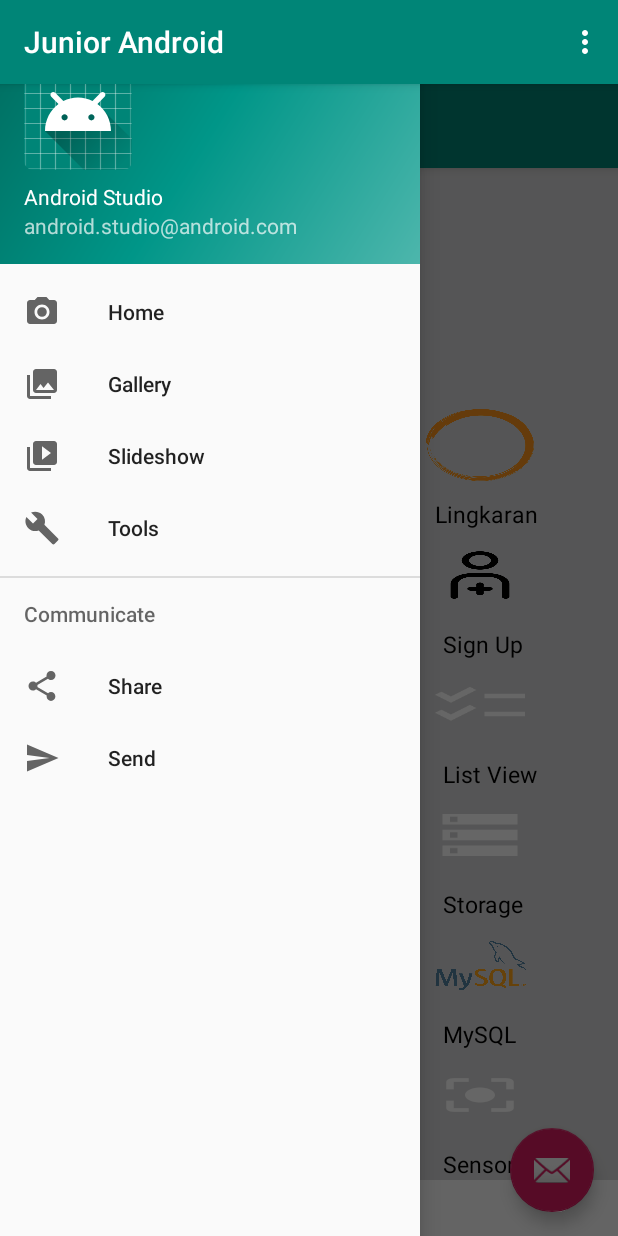
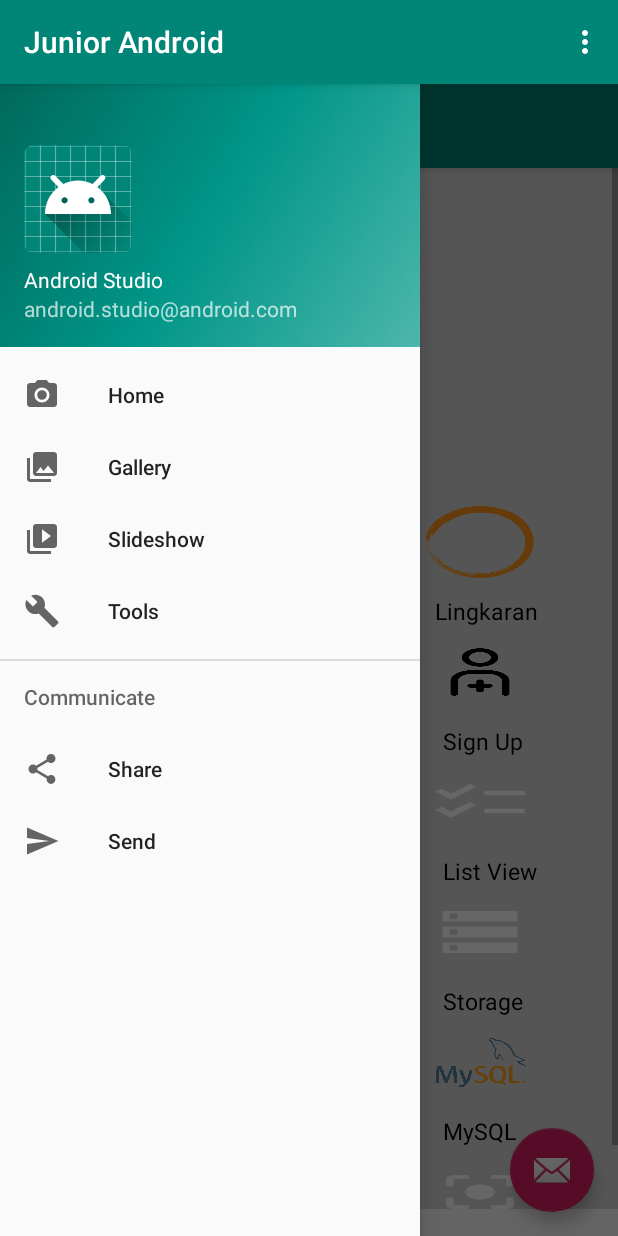
Before and after one commit to HaikalMPPH/JuniorMobilePBO, an Android app: the screen it shows after launch (MainActivity), with the side drawer open, on a phone screen of 412 x 824 dp. Run offline under Robolectric (Android 15) with nearby library versions, the phone set to English and light mode, and no system bars; libraries missing offline, so code that uses them is left out: com.synnapps.carouselview; plain views replace CarouselView; 3 statements that could not run were skipped.

Commit message:
Penambahan Main App

```diff
--- a/app/src/main/res/layout/activity_main.xml
+++ b/app/src/main/res/layout/activity_main.xml
@@ -17,6 +17,7 @@
         android:id="@+id/nav_view"
         android:layout_width="wrap_content"
         android:layout_height="match_parent"
+        android:layout_marginTop="55dp"
         android:layout_gravity="start"
         android:fitsSystemWindows="true"
         app:headerLayout="@layout/nav_header_main"
--- a/app/src/main/res/layout/content_main.xml
+++ b/app/src/main/res/layout/content_main.xml
@@ -18,7 +18,7 @@
             android:layout_width="match_parent"
             android:layout_height="150dp"
             android:layout_marginLeft="5dp"
-            android:layout_marginTop="5dp"
+            android:layout_marginTop="70dp"
             android:layout_marginRight="5dp"
             android:layout_marginBottom="5dp"
             app:fillColor="#FFFFFFFF"
```
